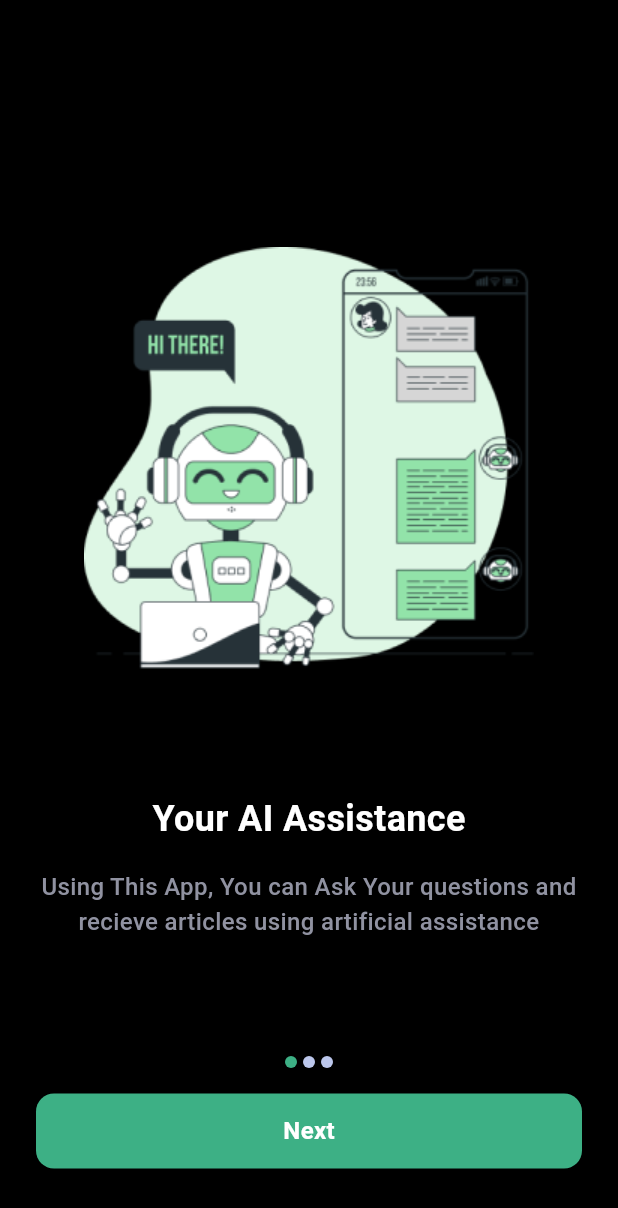
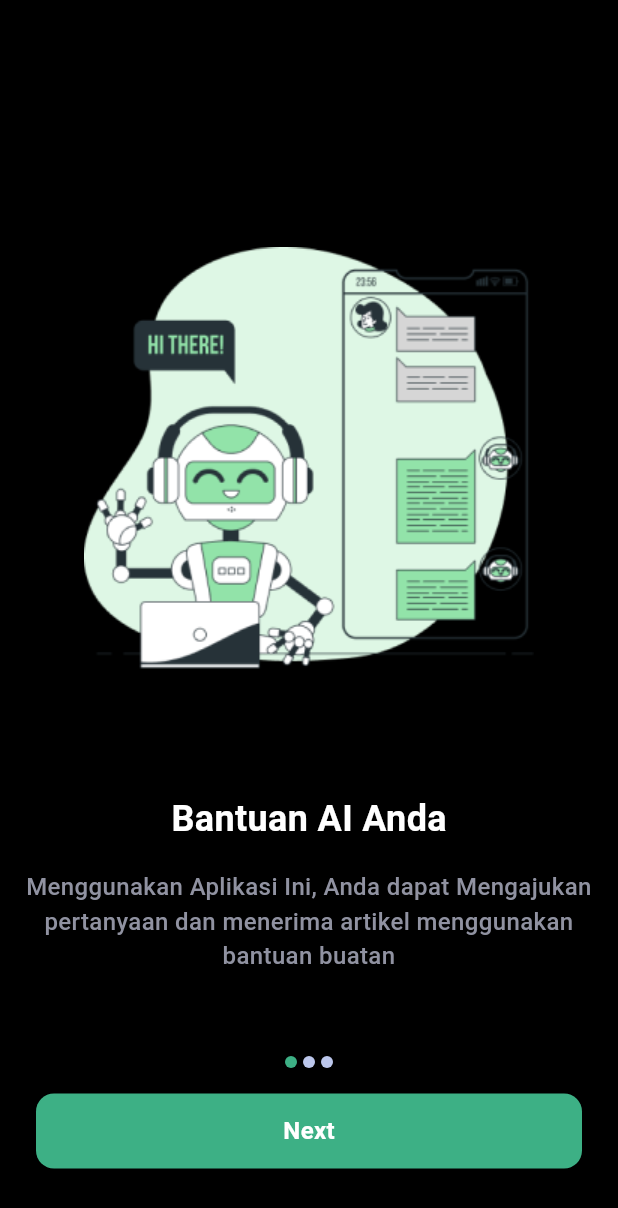
Before and after one commit to erlandmotor/ChatGPT3.0, a Flutter app: the screen it shows after launch, on a phone screen of 412 x 824 dp. Shown: the top 1208 px of the screen. Run offline on Flutter 3.47's test engine with Material 3 defaults, Android fonts, the phone set to English and light mode, and no system bars; our stand-ins replace cached_network_image, dio, flutter_svg, flutter_tts, fluttertoast, get and 10 more; missing offline and left inert: chat_gpt_sdk, image_editor, image_editor_plus, in_app_purchase_storekit.

Commit message:
Update app_keys.dart

```diff
--- a/lib/utils/app_keys.dart
+++ b/lib/utils/app_keys.dart
@@ -2,7 +2,7 @@ import 'package:flutter/material.dart';
 import 'package:get/get.dart';
 
 /// CHAT GPT ID
-String openAiToken = "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";
+String openAiToken = "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";
 
 // "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";
 
@@ -47,19 +47,19 @@ int maxMessageLimit = 10;
 bool showImageGeneration = true;
 
 /// ONBOARDING SCREEN 1 TEXT
-String Onboarding_Title1 = '''Your AI Assistance''';
+String Onboarding_Title1 = '''Bantuan AI Anda''';
 String Onboarding_Description1 =
-    '''Using This App, You can Ask Your questions and recieve articles using artificial assistance''';
+    '''Menggunakan Aplikasi Ini, Anda dapat Mengajukan pertanyaan dan menerima artikel menggunakan bantuan buatan''';
 
 /// ONBOARDING SCREEN 2 TEXT
-String Onboarding_Title2 = '''Your AI Assistance''';
+String Onboarding_Title2 = '''Bantuan AI Anda''';
 String Onboarding_Description2 =
-    '''Using This App, You can Ask Your questions and recieve articles using artificial assistance''';
+    '''Menggunakan Aplikasi Ini, Anda dapat Mengajukan pertanyaan dan menerima artikel menggunakan bantuan buatan''';
 
 /// ONBOARDING SCREEN 3 TEXT
-String Onboarding_Title3 = '''Your AI Assistance''';
+String Onboarding_Title3 = '''Bantuan AI Anda''';
 String Onboarding_Description3 =
-    '''Using This App, You can Ask Your questions and recieve articles using artificial assistance''';
+    '''Menggunakan Aplikasi Ini, Anda dapat Mengajukan pertanyaan dan menerima artikel menggunakan bantuan buatan''';
 
 /// IMAGE GENERTATE LIMIT
 int imageGenerateLimit = 3;
@@ -108,7 +108,7 @@ double perYearPrice = 149;
 /// PER YEAR
 
 /// CURRENCY NAME
-const String inAppCurrency = "\$";
+const String inAppCurrency = "\Rp";
 
 Widget appBarTitle(BuildContext context) {
   return Row(
@@ -116,7 +116,7 @@ Widget appBarTitle(BuildContext context) {
     mainAxisAlignment: MainAxisAlignment.start,
     children: [
       Text(
-        "Jerry",
+        "RootSec BOT",
         style: TextStyle(
             color: context.textTheme.headline1!.color,
             fontSize: 30,
```
